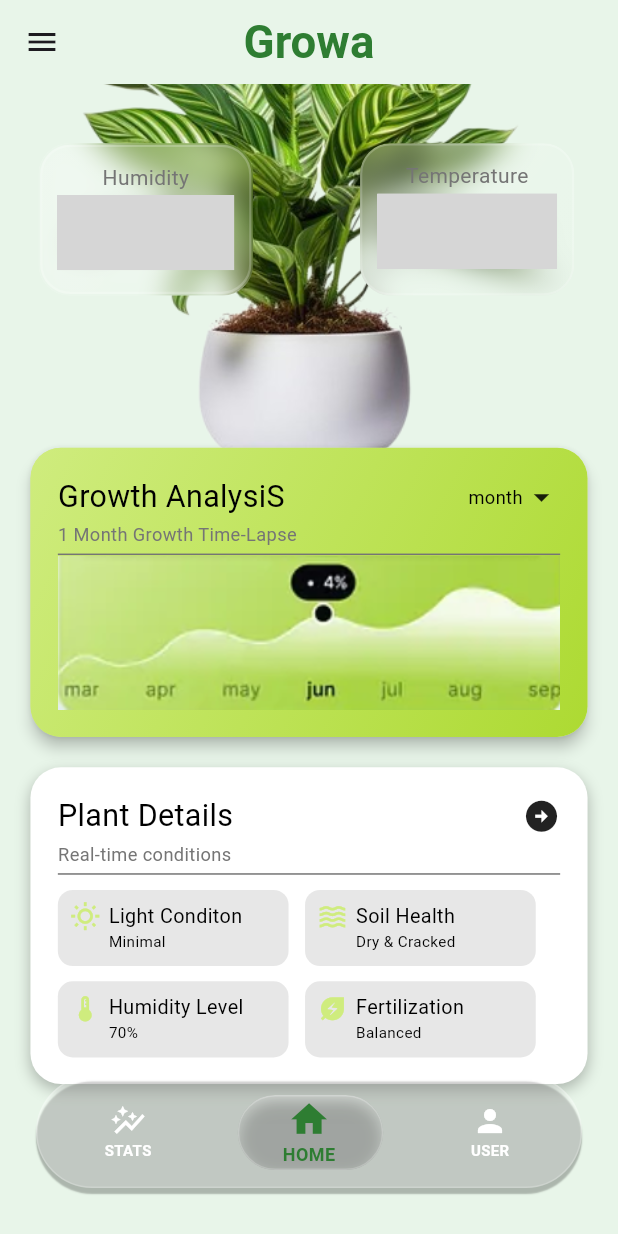
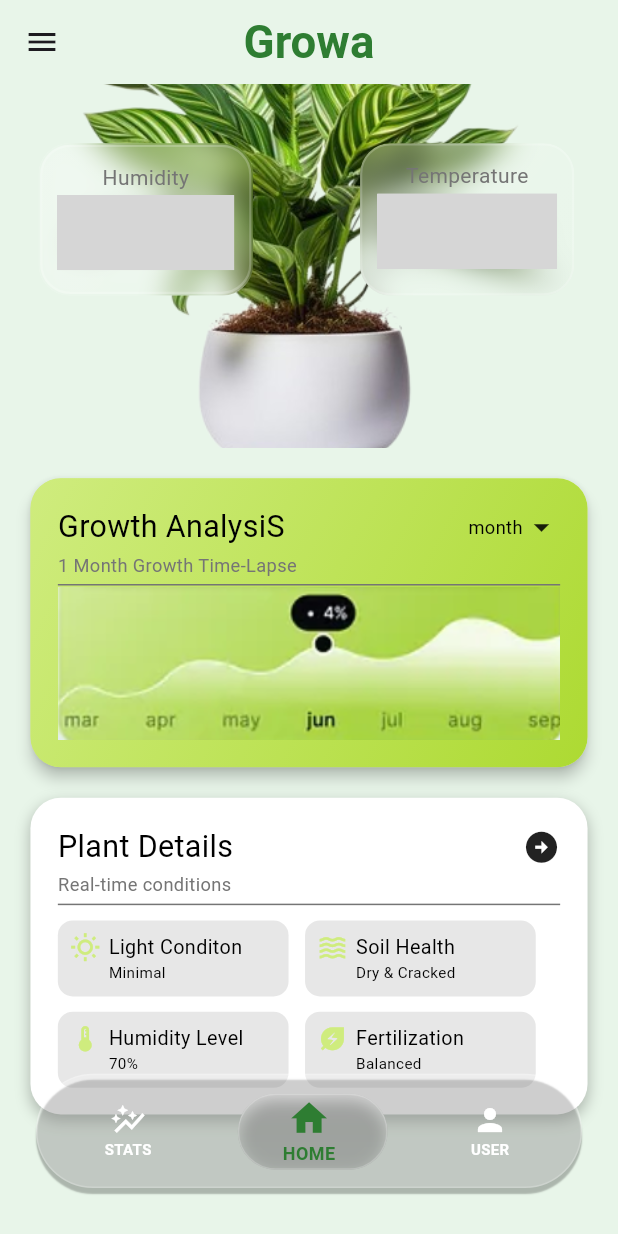
Before and after one commit to Abrar-Anas/Growa, a Flutter app: the DashBoard screen opened directly, scrolled down 133 dp, on a phone screen of 412 x 824 dp. Run offline on Flutter 3.47's test engine with Material 3 defaults, Android fonts, the light colour scheme and no system bars; our stand-ins replace bloc, dio, fl_chart, flutter_screenutil, shared_preferences, video_player; missing offline and left inert: gauge_indicator; accounts and stored records are empty; grey boxes are pictures that could not be loaded.

Commit message:
Adjust the aligment of every content using flutter_screenutil also fixed some bugs

```diff
--- a/lib/model/glassbottomnav.dart
+++ b/lib/model/glassbottomnav.dart
@@ -1,15 +1,6 @@
 import 'dart:ui';
-
+import 'package:flutter_screenutil/flutter_screenutil.dart';
 import 'package:flutter/material.dart';
-
-class MyWidget extends StatelessWidget {
-  const MyWidget({super.key});
-
-  @override
-  Widget build(BuildContext context) {
-    return const Placeholder();
-  }
-}
 
 class GlassOval extends StatelessWidget {
   final double width;
@@ -18,20 +9,20 @@ class GlassOval extends StatelessWidget {
   @override
   Widget build(BuildContext context) {
     return ClipRRect(
-      borderRadius: BorderRadius.circular(25),
+      borderRadius: BorderRadius.circular(25).r,
       child: BackdropFilter(
         filter: ImageFilter.blur(sigmaX: 10, sigmaY: 10),
         child: Container(
-          height: 50,
-          width: width,
+          height: 50.h,
+          width: width.w,
           decoration: BoxDecoration(
             color: Colors.white.withValues(alpha: 0.15),
-            borderRadius: BorderRadius.circular(25),
+            borderRadius: BorderRadius.circular(25).r,
             border: Border.all(color: Colors.white.withValues(alpha: 0.2)),
             boxShadow: [
               BoxShadow(
                 color: Colors.black26,
-                blurRadius: 8,
+                blurRadius: 8.r,
                 offset: const Offset(0, 4),
               ),
             ],
--- a/lib/view/screens/dash_board/dash_board.dart
+++ b/lib/view/screens/dash_board/dash_board.dart
@@ -19,11 +19,7 @@ class DashBoard extends StatelessWidget {
 
   final List<String> labelData = ["STATS", "HOME", "USER"];
 
-  final List<Widget> screens = [
-    StatsScreenTwo(),
-    HomeScreen(),
-    UserScreen(), // Replace with UserScreen()
-  ];
+  final List<Widget> screens = [StatsScreenTwo(), HomeScreen(), UserScreen()];
 
   @override
   Widget build(BuildContext context) {
@@ -37,7 +33,6 @@ class DashBoard extends StatelessWidget {
         controller: pageController,
         onPageChanged: (index) {
           activeIndex.value = index;
-          // Note: The bar position logic is handled in the LayoutBuilder below
         },
         children: screens,
       ),
@@ -52,34 +47,25 @@ class DashBoard extends StatelessWidget {
           double barWidth = constraints.maxWidth;
           double itemWidth = barWidth / icons.length;
 
-          // Set initial position
           WidgetsBinding.instance.addPostFrameCallback((_) {
             leftPosition.value = activeIndex.value * itemWidth;
           });
 
           return GestureDetector(
-            // --- LIQUID SWIPE ---
             onHorizontalDragUpdate: (details) {
-              // The glass moves freely with the finger
               double newPos = (leftPosition.value + details.delta.dx).clamp(
                 0.0,
                 barWidth - itemWidth,
               );
               leftPosition.value = newPos;
-
-              // Update active index (for icon color/zoom) based on current position
               activeIndex.value = (newPos / itemWidth).round();
             },
             onHorizontalDragEnd: (details) {
-              // --- SNAP & SWITCH LOGIC ---
-              // 1. Determine final resting index
               int targetIndex = (leftPosition.value / itemWidth).round();
 
-              // 2. Animate the glass oval to the exact icon center
               leftPosition.value = targetIndex * itemWidth;
               activeIndex.value = targetIndex;
 
-              // 3. ONLY NOW change the page
               pageController.animateToPage(
                 targetIndex,
                 duration: const Duration(milliseconds: 400),
@@ -87,10 +73,10 @@ class DashBoard extends StatelessWidget {
               );
             },
             child: Container(
-              height: 75,
+              height: 75.h,
               decoration: BoxDecoration(
                 color: Colors.white.withValues(alpha: 0.25),
-                borderRadius: BorderRadius.circular(40),
+                borderRadius: BorderRadius.circular(40).r,
                 border: Border.all(color: Colors.white.withValues(alpha: 0.2)),
                 boxShadow: [
                   BoxShadow(
@@ -102,31 +88,26 @@ class DashBoard extends StatelessWidget {
               ),
               child: Stack(
                 children: [
-                  // --- ZOOMING GLASS OVAL ---
                   ValueListenableBuilder<double>(
                     valueListenable: leftPosition,
                     builder: (context, pos, _) {
                       return AnimatedPositioned(
                         duration: const Duration(milliseconds: 300),
-                        curve: Curves
-                            .easeOutBack, // Back curve adds a slight "overshoot" zoom
+                        curve: Curves.easeOutBack,
                         left: pos + (itemWidth * 0.1),
-                        top: 12,
+                        top: 12.h,
                         child: ValueListenableBuilder<int>(
                           valueListenable: activeIndex,
                           builder: (context, idx, _) {
-                            // TweenAnimationBuilder handles the scale "zoom"
                             return TweenAnimationBuilder<double>(
                               tween: Tween<double>(begin: 0.8, end: 1.0),
                               duration: const Duration(milliseconds: 200),
                               curve: Curves.easeInOut,
-                              key: ValueKey(
-                                idx,
-                              ), // Re-triggers zoom on index change
+                              key: ValueKey(idx),
                               builder: (context, scale, child) {
                                 return Transform.scale(
                                   scale: scale,
-                                  child: GlassOval(width: itemWidth * 0.8),
+                                  child: GlassOval(width: itemWidth * 0.75),
                                 );
                               },
                             );
@@ -136,7 +117,6 @@ class DashBoard extends StatelessWidget {
                     },
                   ),
 
-                  // --- ICONS ---
                   Row(
                     children: List.generate(icons.length, (i) {
                       return Expanded(
@@ -156,9 +136,7 @@ class DashBoard extends StatelessWidget {
                             builder: (context, idx, _) {
                               return AnimatedScale(
                                 duration: const Duration(milliseconds: 200),
-                                scale: idx == i
-                                    ? 1.2
-                                    : 1.0, // Subtle icon zoom too
+                                scale: idx == i ? 1.2 : 1.0,
                                 child: Column(
                                   children: [
                                     Spacer(),
--- a/lib/view/screens/home_screen/home_screen.dart
+++ b/lib/view/screens/home_screen/home_screen.dart
@@ -20,10 +20,11 @@ class HomeScreen extends StatelessWidget {
               child: Column(
                 children: [
                   _glassBoxs(),
+                  20.verticalSpace,
                   ExpandableCard(),
                   20.verticalSpace,
                   _plantDetails(),
-                  80.verticalSpace,
+                  100.verticalSpace,
                 ],
               ),
             ),
@@ -43,7 +44,6 @@ SizedBox _glassBoxs() {
         Positioned(
           top: 50.h,
           width: 320.w,
-
           child: Image.asset("assets/image/plant.png"),
         ),
         glass_soil_moisture(),
```
Also changed, not shown: lib/controllers/auth_service.dart (+30 -0 lines), lib/model/growth_analysis_chart.dart (+12 -12 lines), lib/view/screens/stats/stats_screen.dart (+15 -5 lines), lib/view/screens/stats/stats_screen_two.dart (+17 -14 lines), lib/view/screens/user_screen/user_screen.dart (+59 -20 lines), pubspec.yaml (+8 -0 lines), assets/icons/growa_icon_2.png, pubspec.lock, 29 other files.
